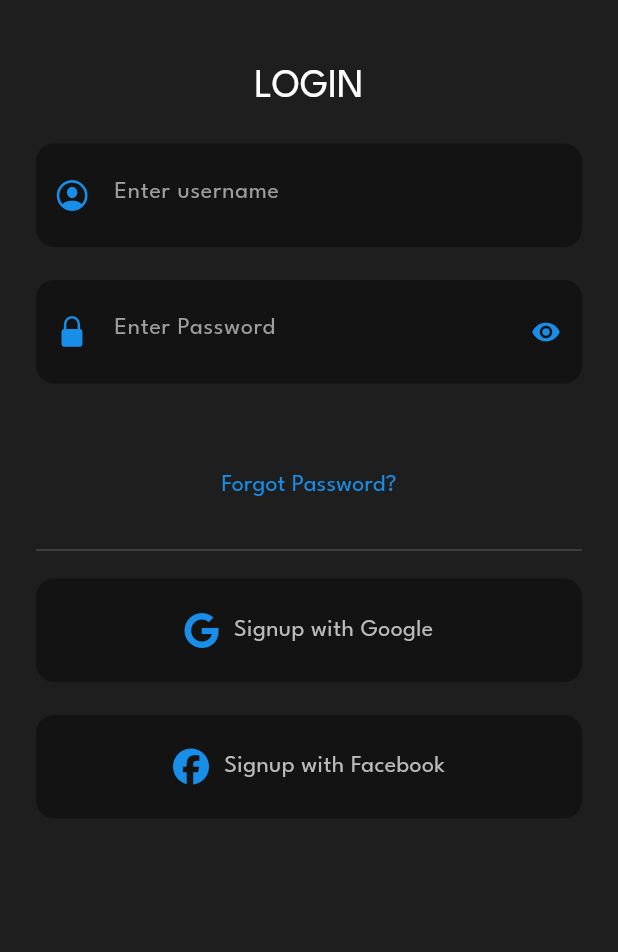
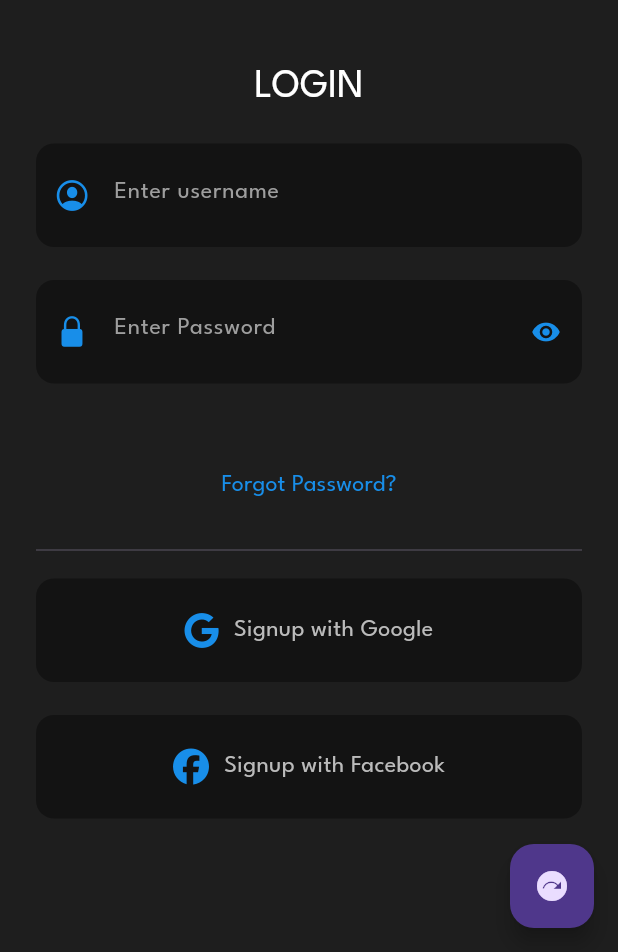
Before and after one commit to Abhigyan103/AniAirs, a Flutter app: the screen it shows after launch, on a phone screen of 412 x 824 dp, the part 284-1236 px from its top. Run offline on Flutter 3.47's test engine with Material 3 defaults, Android fonts, the phone set to English and light mode, and no system bars; our stand-ins replace cached_network_image, flutter_riverpod, font_awesome_flutter, riverpod_annotation; missing offline and left inert: jikan_api; generated files the repository leaves out were written again.

Commit message:
Added better routing

```diff
--- a/lib/main.dart
+++ b/lib/main.dart
@@ -1,5 +1,6 @@
 import 'package:animu_cal/src/views/get_started/get_started.dart';
 import 'package:animu_cal/src/views/login_signup/login.dart';
+import 'package:animu_cal/src/views/main_page/main_page.dart';
 import 'package:animu_cal/src/views/top_rated.dart/top_rated.dart';
 import 'package:animu_cal/theme.dart';
 import 'package:flutter/material.dart';
@@ -20,7 +21,7 @@ class MyApp extends ConsumerWidget {
   Widget build(BuildContext context, WidgetRef ref) {
     return MaterialApp(
       theme: darkTheme,
-      home: const LoginPage(),
+      home: LoginPage(),
     );
   }
 }
--- a/lib/src/views/login_signup/login.dart
+++ b/lib/src/views/login_signup/login.dart
@@ -1,4 +1,6 @@
+import 'package:animu_cal/src/core/utils/login_button/login_button.dart';
 import 'package:animu_cal/src/core/utils/text_fields/login_field.dart';
+import 'package:animu_cal/src/views/main_page/main_page.dart';
 import 'package:animu_cal/theme.dart';
 import 'package:flutter/cupertino.dart';
 import 'package:flutter/material.dart';
@@ -10,7 +12,8 @@ class LoginPage extends StatelessWidget {
   @override
   Widget build(BuildContext context) {
     return Scaffold(
-      body: Padding(
+      body: SingleChildScrollView(
+        child: Padding(
             padding: const EdgeInsets.symmetric(horizontal: 24, vertical: 80),
             child: Column(
               crossAxisAlignment: CrossAxisAlignment.start,
@@ -19,8 +22,8 @@ class LoginPage extends StatelessWidget {
                     child: SizedBox(
                         height: 109,
                         width: double.infinity,
-                      child:
-                          Image(image: AssetImage("assets/logos/animu_logo.png")))),
+                        child: Image(
+                            image: AssetImage("assets/logos/animu_logo.png")))),
                 const SizedBox(
                   height: 44,
                 ),
@@ -136,6 +139,15 @@ class LoginPage extends StatelessWidget {
                 ),
               ],
             )),
+      ),
+      floatingActionButton: FloatingActionButton(
+          child: Icon(Icons.next_plan),
+          onPressed: () {
+            Navigator.pushReplacement(
+              context,
+              MaterialPageRoute(builder: (context) => MainPage()),
+            );
+          }),
     );
   }
 }
--- a/lib/src/views/seasonal_calendar/seasonal_calendar.dart
+++ b/lib/src/views/seasonal_calendar/seasonal_calendar.dart
@@ -24,7 +24,6 @@ class SeasonalCalendar extends ConsumerWidget {
       body: CustomScrollView(
         physics: const BouncingScrollPhysics(),
         slivers: [
-          const MyAppBar(),
           CupertinoSliverRefreshControl(
             refreshTriggerPullDistance: 150,
             onRefresh: () async {},
--- a/lib/src/views/top_rated.dart/top_rated.dart
+++ b/lib/src/views/top_rated.dart/top_rated.dart
@@ -17,11 +17,9 @@ class TopRated extends ConsumerWidget {
     var animeListFuture = ref.watch(myTopAnimeFutureProvider);
     List<Anime> animeList = ref.watch(myTopAnimeProvider);
     return Scaffold(
-      drawer: const MyNavigationDrawer(),
       body: CustomScrollView(
         physics: const BouncingScrollPhysics(),
         slivers: [
-          const MyAppBar(),
           CupertinoSliverRefreshControl(
             refreshTriggerPullDistance: 150,
             onRefresh: () async {
```
Also changed, not shown: lib/src/core/utils/login_button/login_button.dart (added, +16 -0 lines), lib/src/views/main_page/main_page.dart (added, +42 -0 lines), lib/src/views/not_implemented/not_implemented.dart (added, +17 -0 lines). Lines whose indentation alone changed are shown as unchanged.
